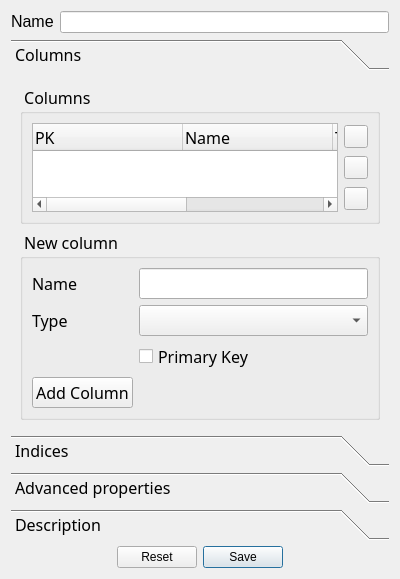
The window that NewTableForm.ui (fritzone/ddm) describes before a commit, drawn with Qt 5.
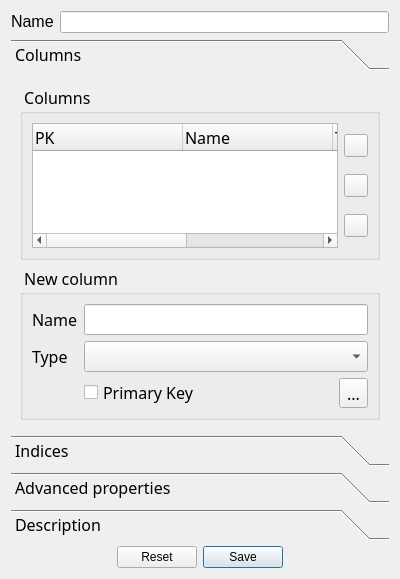
The same window after the commit. Icons and pictures are not drawn.

Diff of the .ui file:
```diff
--- a/NewTableForm.ui
+++ b/NewTableForm.ui
@@ -180,16 +180,31 @@
              <widget class="QComboBox" name="cmbNewColumnType"/>
             </item>
             <item row="2" column="1">
+             <layout class="QHBoxLayout" name="horizontalLayout_3">
+              <item>
              <widget class="QCheckBox" name="chkPrimary">
               <property name="text">
                <string>Primary Key</string>
               </property>
              </widget>
             </item>
-            <item row="3" column="0">
-             <widget class="QPushButton" name="btnAddColumn">
+              <item>
+               <spacer name="horizontalSpacer">
+                <property name="orientation">
+                 <enum>Qt::Horizontal</enum>
+                </property>
+                <property name="sizeHint" stdset="0">
+                 <size>
+                  <width>40</width>
+                  <height>20</height>
+                 </size>
+                </property>
+               </spacer>
+              </item>
+              <item>
+               <widget class="QToolButton" name="btnAdd">
               <property name="text">
-               <string>Add Column</string>
+                 <string>...</string>
               </property>
               <property name="icon">
                <iconset resource="dbm.qrc">
@@ -200,6 +215,8 @@
            </layout>
           </item>
          </layout>
+          </item>
+         </layout>
         </widget>
        </item>
       </layout>
@@ -263,6 +280,14 @@
       </layout>
      </widget>
      <widget class="QWidget" name="page_4">
+      <property name="geometry">
+       <rect>
+        <x>0</x>
+        <y>0</y>
+        <width>382</width>
+        <height>372</height>
+       </rect>
+      </property>
       <attribute name="label">
        <string>Description</string>
       </attribute>
```
Left out of the diff: 16 changed lines with no effect on the pictures. Lines whose indentation alone changed are shown as unchanged.
